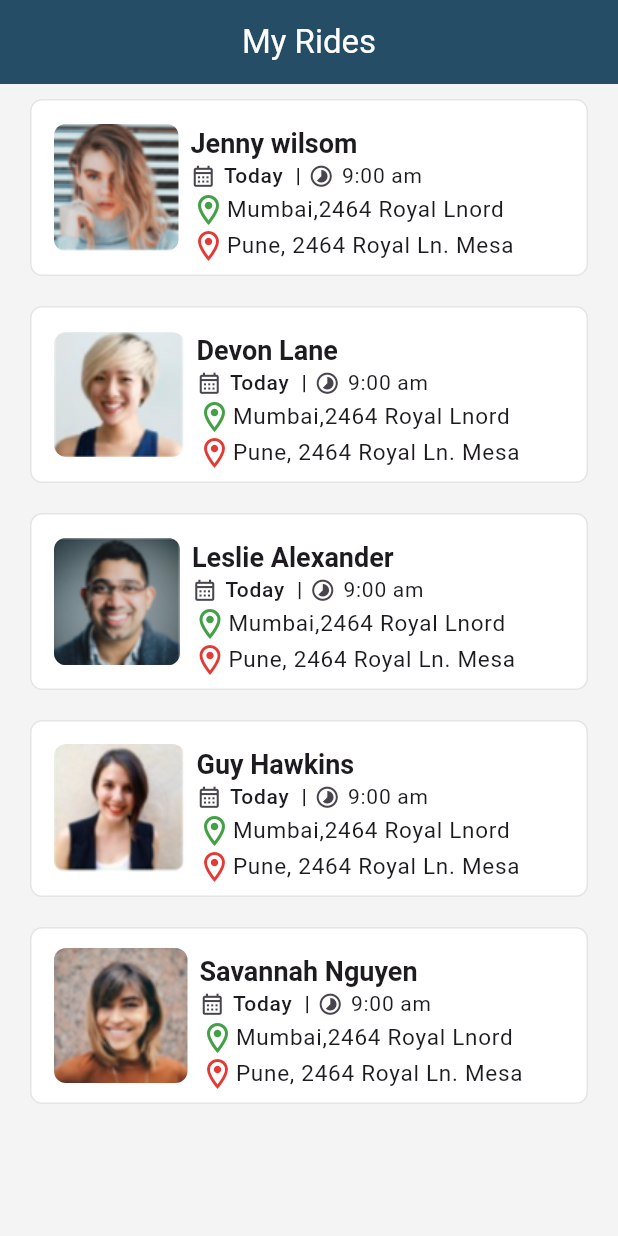
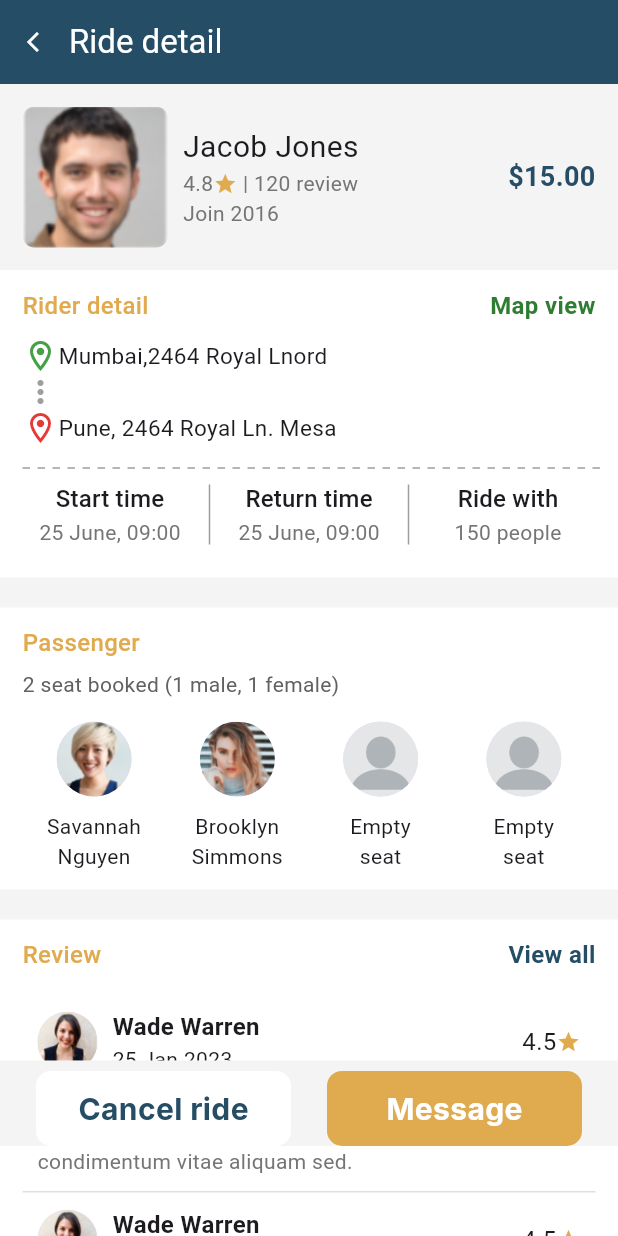
Before and after one commit to ArtiDoltani/Car-Pooling-App-UI, a Flutter app: the MyRides screen opened directly, after a tap on "Jenny wilsom", on a phone screen of 412 x 824 dp. Run offline on Flutter 3.47's test engine with Material 3 defaults, Android fonts, the phone set to English and light mode, and no system bars; our stand-ins replace google_fonts, image_picker, intl_phone_field, pinput.

Commit message:
created ride detail screen

```diff
--- a/lib/Screens/my_rides.dart
+++ b/lib/Screens/my_rides.dart
@@ -1,9 +1,22 @@
+import 'package:car_pooling_and_ride_sharing_app/Screens/my_rides_detail.dart';
 import 'package:car_pooling_and_ride_sharing_app/models/myrides.dart';
 import 'package:car_pooling_and_ride_sharing_app/widgets/decor_widget.dart';
 import 'package:flutter/material.dart';
 
-class MyRides extends StatelessWidget {
+class MyRides extends StatefulWidget {
   const MyRides({super.key});
+
+  @override
+  State<MyRides> createState() => _MyRidesState();
+}
+
+class _MyRidesState extends State<MyRides> {
+  void _removeRide(int index) {
+    setState(() {
+      rides.removeAt(index);
+    });
+  }
+
   @override
   Widget build(BuildContext context) {
     return Scaffold(
@@ -13,18 +26,34 @@ class MyRides extends StatelessWidget {
         backgroundColor: UiHelper.appColor,
         title: const Center(child: Text("My Rides")),
       ),
-      body: ListView.builder(
+      body: rides.isEmpty
+          ? Center(
+              child: Column(
+                mainAxisAlignment: MainAxisAlignment.center,
+                children: [
+                  Image.asset(
+                    "images/emp_list.PNG",
+                    height: 80,
+                    fit: BoxFit.fill,
+                  ),
+                  const Text(
+                    "Empty ride list",
+                    style: TextStyle(
+                        fontSize: 18,
+                        fontWeight: FontWeight.bold,
+                        color: Colors.grey),
+                  ),
+                ],
+              ),
+            )
+          : ListView.builder(
               itemCount: rides.length,
               itemBuilder: (context, index) {
                 return Padding(
-              padding:
-                  const EdgeInsets.symmetric(horizontal: 20.0, vertical: 10),
+                  padding: const EdgeInsets.symmetric(
+                      horizontal: 20.0, vertical: 10),
                   child: DecoratedBox(
-                decoration: BoxDecoration(
-                    borderRadius: BorderRadius.circular(8.0),
-                    color: UiHelper.color,
-                    border: Border.all(
-                        width: 1, color: Colors.black.withOpacity(0.1))),
+                    decoration: UiHelper.customBoxDecoration(),
                     child: ListTile(
                       title: Row(
                         children: [
@@ -36,7 +65,8 @@ class MyRides extends StatelessWidget {
                           ),
                           Expanded(
                             child: Padding(
-                          padding: const EdgeInsets.only(top: 10.0, left: 8),
+                              padding:
+                                  const EdgeInsets.only(top: 10.0, left: 8),
                               child: Column(
                                 crossAxisAlignment: CrossAxisAlignment.start,
                                 children: [
@@ -114,7 +144,17 @@ class MyRides extends StatelessWidget {
                           ),
                         ],
                       ),
-                  onTap: () {},
+                      onTap: () {
+                        Navigator.push(
+                            context,
+                            MaterialPageRoute(
+                                builder: (context) => MyRidesDetail(
+                                      ride: rides[index],
+                                      onCancel: () {
+                                        _removeRide(index);
+                                      },
+                                    )));
+                      },
                     ),
                   ),
                 );
--- /dev/null
+++ b/lib/Screens/my_rides_detail.dart
@@ -0,0 +1,471 @@
+import 'package:car_pooling_and_ride_sharing_app/models/myrides.dart';
+import 'package:car_pooling_and_ride_sharing_app/widgets/decor_widget.dart';
+import 'package:flutter/material.dart';
+
+class MyRidesDetail extends StatelessWidget {
+  final VoidCallback onCancel;
+  MyRidesDetail({super.key, required this.onCancel, required MyRides ride});
+
+  @override
+  Widget build(BuildContext context) {
+    return Scaffold(
+      appBar: UiHelper.CustomAppBar("Ride detail", () {
+        Navigator.pop(context);
+      }),
+      body: Stack(
+        children: [
+          const RideDetail(),
+          Padding(
+            padding:
+                EdgeInsets.only(top: MediaQuery.of(context).size.height * 0.79),
+            child: Container(
+              color: const Color.fromRGBO(244, 244, 244, 1.0),
+              width: MediaQuery.of(context).size.width,
+              child: Padding(
+                padding: const EdgeInsets.only(top: 7.0),
+                child: Row(
+                  mainAxisAlignment: MainAxisAlignment.spaceEvenly,
+                  children: [
+                    UiHelper.AppButtons(() {
+                      showDialog(
+                          context: context,
+                          builder: (context) {
+                            return AlertDialog(
+                              shape: RoundedRectangleBorder(
+                                borderRadius: BorderRadius.circular(12.0),
+                              ),
+                              backgroundColor:
+                                  const Color.fromRGBO(254, 254, 254, 1.0),
+                              contentTextStyle:
+                                  Theme.of(context).textTheme.titleMedium,
+                              content: const Text(
+                                "Are you sure you want to cancel your ride?",
+                                textAlign: TextAlign.center,
+                              ),
+                              actions: [
+                                Row(
+                                  mainAxisAlignment:
+                                      MainAxisAlignment.spaceAround,
+                                  children: [
+                                    UiHelper.AppButtons(() {
+                                      Navigator.pop(context);
+                                    }, "No", 40, 110),
+                                    UiHelper.AppButtons(() {
+                                      onCancel(); // Remove the ride
+                                      Navigator.of(context)
+                                          .pop(); // Dismiss dialog
+                                      Navigator.of(context).pop();
+                                    }, "Yes", 40, 110),
+                                  ],
+                                )
+                              ],
+                            );
+                          });
+                    }, "Cancel ride", 50, 170, UiHelper.appColor,
+                        UiHelper.color),
+                    UiHelper.AppButtons(() {}, "Message", 50, 170)
+                  ],
+                ),
+              ),
+            ),
+          ),
+        ],
+      ),
+    );
+  }
+}
+
+class RideDetail extends StatelessWidget {
+  const RideDetail({super.key});
+
+  @override
+  Widget build(BuildContext context) {
+    return SingleChildScrollView(
+        child: Column(
+      children: [
+        Padding(
+          padding: const EdgeInsets.all(15.0),
+          child: Row(
+            children: [
+              ClipRRect(
+                  borderRadius: BorderRadius.circular(8),
+                  child: Image.asset('images/jec.PNG', fit: BoxFit.cover)),
+              const SizedBox(width: 10),
+              Expanded(
+                child: Column(
+                  crossAxisAlignment: CrossAxisAlignment.start,
+                  children: [
+                    const Text("Jacob Jones", style: TextStyle(fontSize: 20)),
+                    Row(
+                      children: [
+                        Text("4.8",
+                            style: TextStyle(
+                                fontSize: 14, color: Colors.grey.shade600)),
+                        Icon(
+                          Icons.star,
+                          color: UiHelper.orangeColor,
+                          size: 16,
+                        ),
+                        Text(" | 120 review",
+                            style: TextStyle(
+                                fontSize: 14, color: Colors.grey.shade600)),
+                      ],
+                    ),
+                    Text("Join 2016",
+                        style: TextStyle(
+                            fontSize: 14, color: Colors.grey.shade600))
+                  ],
+                ),
+              ),
+              Text("\$15.00",
+                  style: TextStyle(
+                      fontSize: 18,
+                      fontWeight: FontWeight.bold,
+                      color: UiHelper.appColor)),
+            ],
+          ),
+        ),
+        //Rider Detail container
+        Container(
+          width: MediaQuery.of(context).size.width,
+          color: UiHelper.color,
+          child: Padding(
+            padding: const EdgeInsets.symmetric(horizontal: 15.0, vertical: 12),
+            child: Column(
+              crossAxisAlignment: CrossAxisAlignment.start,
+              children: [
+                Row(
+                  mainAxisAlignment: MainAxisAlignment.spaceBetween,
+                  children: [
+                    Text("Rider detail",
+                        style: TextStyle(
+                            fontSize: 16,
+                            color: UiHelper.orangeColor,
+                            fontWeight: FontWeight.w500)),
+                    InkWell(
+                      onTap: () {},
+                      child: Text("Map view",
+                          style: TextStyle(
+                              fontSize: 16,
+                              color: Colors.green.shade800,
+                              fontWeight: FontWeight.bold)),
+                    ),
+                  ],
+                ),
+                const SizedBox(height: 10),
+                Row(
+                  children: [
+                    Icon(
+                      Icons.location_on_outlined,
+                      color: Colors.green.shade600,
+                    ),
+                    const Text(
+                      "Mumbai,2464 Royal Lnord",
+                      style: TextStyle(fontSize: 15),
+                    ),
+                  ],
+                ),
+                const Icon(
+                  Icons.more_vert,
+                  color: Colors.grey,
+                ),
+
+                // destination
+                Row(
+                  children: [
+                    Icon(
+                      Icons.location_on_outlined,
+                      color: Colors.red.shade600,
+                    ),
+                    const Text(
+                      "Pune, 2464 Royal Ln. Mesa",
+                      style: TextStyle(fontSize: 15),
+                    ),
+                  ],
+                ),
+                const SizedBox(
+                  height: 15,
+                ),
+                // Dotted line
+                CustomPaint(
+                  size: Size(MediaQuery.of(context).size.width, 1),
+                  painter: DottedLinePainter(),
+                ),
+
+                // timings
+                SizedBox(
+                  height: 60, // Set the height of the Row
+                  child: Row(
+                    children: [
+                      Expanded(
+                        child: Column(
+                          mainAxisAlignment: MainAxisAlignment.center,
+                          children: [
+                            Text(
+                              "Start time",
+                              style: Theme.of(context).textTheme.titleMedium,
+                            ),
+                            Text("25 June, 09:00",
+                                style: Theme.of(context)
+                                    .textTheme
+                                    .bodyMedium!
+                                    .copyWith(color: Colors.grey[600])),
+                          ],
+                        ),
+                      ),
+                      UiHelper.customverticalDivider(),
+                      Expanded(
+                        child: Column(
+                          mainAxisAlignment: MainAxisAlignment.center,
+                          children: [
+                            Text(
+                              "Return time",
+                              style: Theme.of(context).textTheme.titleMedium,
+                            ),
+                            Text("25 June, 09:00",
+                                style: Theme.of(context)
+                                    .textTheme
+                                    .bodyMedium!
+                                    .copyWith(color: Colors.grey[600])),
+                          ],
+                        ),
+                      ),
+                      UiHelper.customverticalDivider(),
+                      Expanded(
+                        child: Column(
+                          mainAxisAlignment: MainAxisAlignment.center,
+                          children: [
+                            Text(
+                              "Ride with",
+                              style: Theme.of(context).textTheme.titleMedium,
+                            ),
+                            Text("150 people",
+                                style: Theme.of(context)
+                                    .textTheme
+                                    .bodyMedium!
+                                    .copyWith(color: Colors.grey[600])),
+                          ],
+                        ),
+                      ),
+                    ],
+                  ),
+                )
+              ],
+            ),
+          ),
+        ),
+        const SizedBox(
+          height: 20,
+        ),
+        // Passenger container
+        Container(
+            width: MediaQuery.of(context).size.width,
+            color: UiHelper.color,
+            child: Padding(
+                padding:
+                    const EdgeInsets.symmetric(horizontal: 15.0, vertical: 12),
+                child: Column(
+                  crossAxisAlignment: CrossAxisAlignment.start,
+                  children: [
+                    Text("Passenger",
+                        style: TextStyle(
+                            fontSize: 16,
+                            color: UiHelper.orangeColor,
+                            fontWeight: FontWeight.w500)),
+                    const SizedBox(
+                      height: 6,
+                    ),
+                    Text("2 seat booked (1 male, 1 female)",
+                        style: Theme.of(context)
+                            .textTheme
+                            .bodyMedium!
+                            .copyWith(color: Colors.grey[700])),
+                    const SizedBox(
+                      height: 15,
+                    ),
+                    Row(
+                      children: [
+                        UiHelper.passengerSeat(
+                            "images/dev.PNG", "Savannah Nguyen"),
+                        UiHelper.passengerSeat(
+                            "images/jen.PNG", "Brooklyn Simmons"),
+                        UiHelper.passengerSeat(
+                            "images/empt.png", "Empty \nseat"),
+                        UiHelper.passengerSeat(
+                            "images/empt.png", "Empty \nseat"),
+                      ],
+                    )
+                  ],
+                ))),
+        const SizedBox(
+          height: 20,
+        ),
+        // Review container
+        Container(
+            width: MediaQuery.of(context).size.width,
+            color: UiHelper.color,
+            child: Padding(
+                padding:
+                    const EdgeInsets.symmetric(horizontal: 15.0, vertical: 12),
+                child: Column(
+                    crossAxisAlignment: CrossAxisAlignment.start,
+                    children: [
+                      Row(
+                        mainAxisAlignment: MainAxisAlignment.spaceBetween,
+                        children: [
+                          Text("Review",
+                              style: TextStyle(
+                                  fontSize: 16,
+                                  color: UiHelper.orangeColor,
+                                  fontWeight: FontWeight.w500)),
+                          InkWell(
+                            onTap: () {},
+                            child: Text("View all",
+                                style: TextStyle(
+                                    fontSize: 16,
+                                    color: UiHelper.appColor,
+                                    fontWeight: FontWeight.bold)),
+                          ),
+                        ],
+                      ),
+                      const SizedBox(height: 15),
+                      // Reviews
+                      ListView.separated(
+                        physics: const ScrollPhysics(),
+                        shrinkWrap: true,
+                        itemCount: 2,
+                        separatorBuilder: (context, index) =>
+                            Divider(height: 1, color: Colors.grey[300]),
+                        itemBuilder: (context, index) {
+                          return Padding(
+                            padding: const EdgeInsets.all(10.0),
+                            child: Column(
+                              crossAxisAlignment: CrossAxisAlignment.start,
+                              children: [
+                                Row(
+                                  children: [
+                                    const CircleAvatar(
+                                      backgroundImage:
+                                          AssetImage("images/gu.PNG"),
+                                    ),
+                                    const SizedBox(
+                                      width: 10,
+                                    ),
+                                    const Expanded(
+                                      child: Column(
+                                        crossAxisAlignment:
+                                            CrossAxisAlignment.start,
+                                        children: [
+                                          Text("Wade Warren",
+                                              style: TextStyle(
+                                                  fontSize: 16,
+                                                  fontWeight: FontWeight.bold)),
+                                          Text("25 Jan 2023"),
+                                        ],
+                                      ),
+                                    ),
+                                    const Text("4.5",
+                                        style: TextStyle(
+                                          fontSize: 16,
+                                        )),
+                                    Icon(
+                                      Icons.star,
+                                      color: UiHelper.orangeColor,
+                                      size: 16,
+                                    )
+                                  ],
+                                ),
+                                const SizedBox(
+                                  height: 8,
+                                ),
+                                Text(
+                                    "Lorem ipsum dolor sit amet consectetur. Allaliquam sit mollis adipiscing donec ut sed. Dictum dignissim enim condimentum vitae aliquam sed.",
+                                    style: TextStyle(color: Colors.grey[600]))
+                              ],
+                            ),
+                          );
+                        },
+                      ),
+                    ]))),
+        const SizedBox(
+          height: 15,
+        ),
+
+        //Vehicle info container
+        Padding(
+          padding: const EdgeInsets.only(bottom: 110),
+          child: Container(
+              width: MediaQuery.of(context).size.width,
+              color: UiHelper.color,
+              child: Padding(
+                padding:
+                    const EdgeInsets.symmetric(horizontal: 15.0, vertical: 12),
+                child: Column(
+                  crossAxisAlignment: CrossAxisAlignment.start,
+                  children: [
+                    Text("Vehicle info",
+                        style: TextStyle(
+                            fontSize: 16,
+                            color: UiHelper.orangeColor,
+                            fontWeight: FontWeight.w500)),
+                    const SizedBox(
+                      height: 15,
+                    ),
+                    Text("Car model",
+                        style: Theme.of(context)
+                            .textTheme
+                            .bodyMedium!
+                            .copyWith(color: Colors.grey[700])),
+                    Text(
+                      "Toyota Matrix | KJ 5454 | Black colour",
+                      style: Theme.of(context)
+                          .textTheme
+                          .bodyMedium!
+                          .copyWith(fontWeight: FontWeight.w500),
+                    ),
+                    const SizedBox(
+                      height: 15,
+                    ),
+                    Text("Facilities",
+                        style: Theme.of(context)
+                            .textTheme
+                            .bodyMedium!
+                            .copyWith(color: Colors.grey[700])),
+                    Text(
+                      "AC, Luggage space, Music system",
+                      style: Theme.of(context)
+                          .textTheme
+                          .bodyMedium!
+                          .copyWith(fontWeight: FontWeight.w500),
+                    )
+                  ],
+                ),
+              )),
+        )
+      ],
+    ));
+  }
+}
+
+// dotted line class
+
+class DottedLinePainter extends CustomPainter {
+  @override
+  void paint(Canvas canvas, Size size) {
+    Paint paint = Paint()
+      ..color = Colors.grey
+      ..strokeWidth = 1
+      ..style = PaintingStyle.stroke;
+
+    double dashWidth = 5, dashSpace = 5;
+    double startX = 0;
+
+    while (startX < size.width) {
+      canvas.drawLine(Offset(startX, 0), Offset(startX + dashWidth, 0), paint);
+      startX += dashWidth + dashSpace;
+    }
+  }
+
+  @override
+  bool shouldRepaint(CustomPainter oldDelegate) => false;
+}
--- a/lib/widgets/decor_widget.dart
+++ b/lib/widgets/decor_widget.dart
@@ -16,6 +16,16 @@ class UiHelper {
     fontSize: 15,
     fontWeight: FontWeight.bold,
   );
+
+  // Custom box decoration
+  static BoxDecoration customBoxDecoration() {
+    return BoxDecoration(
+        borderRadius: BorderRadius.circular(8.0),
+        color: UiHelper.color,
+        border: Border.all(width: 1, color: Colors.black.withOpacity(0.1)));
+  }
+
+  // Custom Row
   static timing_row() {
     return Row(
       crossAxisAlignment: CrossAxisAlignment.start,
@@ -114,15 +124,53 @@ class UiHelper {
     );
   }
 
-  static CustomAppBar(String app_title, VoidCallback callback) {
+  static CustomAppBar(String appTitle, VoidCallback callback) {
     return AppBar(
+      leadingWidth: 30,
       backgroundColor: appColor,
       foregroundColor: color,
-      leading: IconButton(
-        onPressed: callback,
-        icon: Icon(Icons.arrow_back_ios, color: UiHelper.color, size: 16),
+      leading: Padding(
+        padding: const EdgeInsets.only(left: 10.0),
+        child: IconButton(
+          onPressed: callback,
+          icon: Icon(Icons.arrow_back_ios, color: UiHelper.color, size: 16),
+        ),
       ),
-      title: Text(app_title),
+      title: Text(appTitle),
+    );
+  }
+
+  // custom divider
+  static customverticalDivider() {
+    return const VerticalDivider(
+      indent: 10,
+      endIndent: 10,
+      color: Colors.grey,
+      thickness: 1,
+    );
+  }
+
+  //
+
+  static passengerSeat(String img, String name) {
+    return Expanded(
+      child: Column(
+        children: [
+          CircleAvatar(
+            radius: 25,
+            backgroundImage: AssetImage(img),
+          ),
+          const SizedBox(
+            height: 10,
+          ),
+          Text(
+            name,
+            style: const TextStyle(fontWeight: FontWeight.w400),
+            softWrap: true,
+            textAlign: TextAlign.center,
+          ),
+        ],
+      ),
     );
   }
 }
```
Also changed, not shown: images/emp_list.PNG (added), images/empt.png (added), images/jec.PNG (added). Lines whose indentation alone changed are shown as unchanged.
